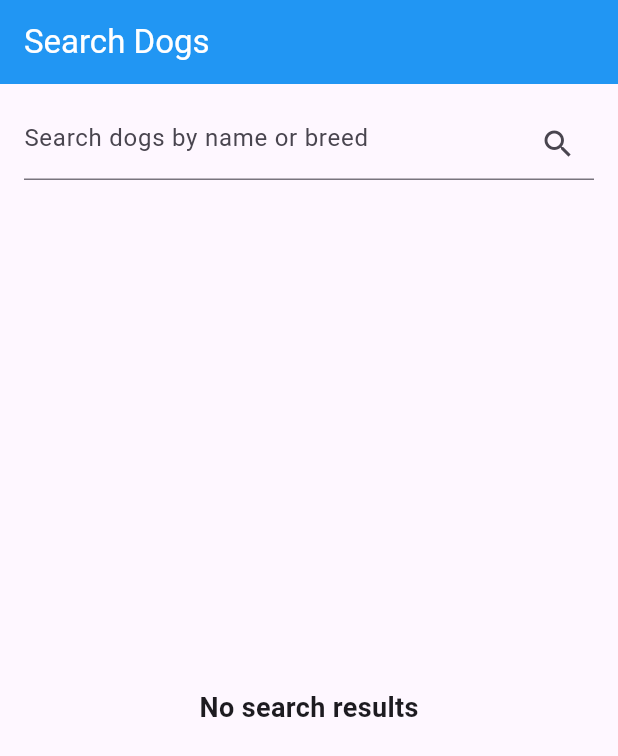
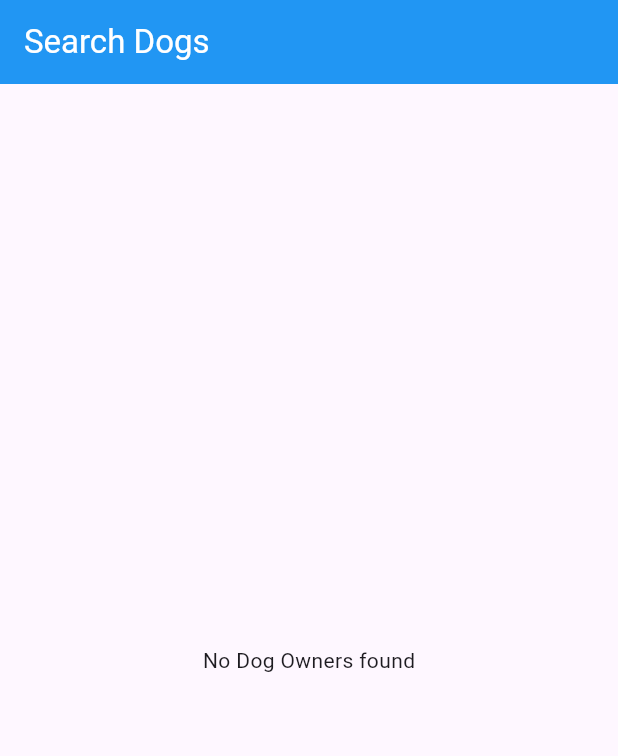
Before and after one commit to josephassaf999/Buddy, a Flutter app: the SearchScreen screen opened directly, on a phone screen of 412 x 824 dp. Shown: the top 756 px of the screen. Run offline on Flutter 3.47's test engine with Material 3 defaults, Android fonts, the phone set to English and light mode, and no system bars; our stand-ins replace cloud_firestore, firebase_auth, firebase_storage, google_nav_bar, image_picker; accounts and stored records are empty.

Commit message:
fixed search page for dog walker

```diff
--- a/lib/dog walker pages/search tab/DW_search_page.dart
+++ b/lib/dog walker pages/search tab/DW_search_page.dart
@@ -2,24 +2,26 @@ import 'package:flutter/material.dart';
 import 'package:cloud_firestore/cloud_firestore.dart';
 import '../info page/DW_info_page.dart';
 
-// Dog class
+// Dog model class
 class Dog {
   final String name;
-  final String location;
-  final String description;
-  final List<String> imageUrls;
-  final String phone_number;
   final String breed;
   final String age;
+  final List<String> imageUrls;
+  final String location;
+  final String phoneNumber;
+  final String description;
+  final String ownerId;
 
   Dog({
     required this.name,
-    required this.location,
-    required this.description,
-    required this.imageUrls,
-    required this.phone_number,
     required this.breed,
     required this.age,
+    required this.imageUrls,
+    required this.location,
+    required this.phoneNumber,
+    required this.description,
+    required this.ownerId,
   });
 }
 
@@ -32,101 +34,37 @@ class SearchScreen extends StatefulWidget {
 
 class _SearchScreenState extends State<SearchScreen> {
   TextEditingController _searchController = TextEditingController();
-
-  // Perform search for dogs in Firestore
-  void _performSearch(String query) {
-    // Clear previous search results
-    _searchResults.clear();
-
-    // Search Firestore for dogs
-    FirebaseFirestore.instance
-        .collection('Dogs') // Ensure it's the 'Dogs' collection
-        .where('name', isGreaterThanOrEqualTo: query)
-        .where('name', isLessThan: query + 'z')
-        .get()
-        .then((QuerySnapshot querySnapshot) {
-      setState(() {
-        _searchResults = querySnapshot.docs
-            .map((doc) => Dog(
-          name: doc['name'] as String,
-          location: doc['location'] as String,
-          description: doc['description'] as String,
-          imageUrls: List<String>.from(doc['imageUrls']),
-          phone_number: doc['phone_number'],
-          breed: doc['breed'],
-          age: doc['age'],
-        ))
-            .toList();
-      });
-    });
-  }
-
-  // Correct the type to List<Dog>
   List<Dog> _searchResults = [];
-
-  // Navigate to the InfoPage for the selected dog
-  void _navigateToInfoPage(BuildContext context, Dog dog) async {
-    List<String> imageUrls = await _getImageUrlsForItem(dog.name);
-
-    Navigator.push(
-      context,
-      MaterialPageRoute(
-        builder: (context) => InfoPage(
-          name: dog.name,
-          location: dog.location,
-          imageUrls: imageUrls,
-          breed: dog.breed,
-          age: dog.age,
-          phone_number: dog.phone_number,
-          description: dog.description, ownerId: '',
-        ),
-      ),
-    );
-  }
-
-  // Fetch additional image URLs for a specific dog
-  Future<List<String>> _getImageUrlsForItem(String itemName) async {
-    List<String> assetPaths = [];
-
-    try {
-      QuerySnapshot querySnapshot = await FirebaseFirestore.instance
-          .collection('Dogs') // Ensure it's the 'Dogs' collection
-          .where('name', isEqualTo: itemName)
-          .get();
-
-      querySnapshot.docs.forEach((doc) {
-        if (doc.exists) {
-          List<dynamic> urls = doc['imageUrls'];
-          assetPaths.addAll(urls.map((url) => "$url"));
-        }
-      });
-    } catch (error) {
-      print("Error fetching image URLs: $error");
-    }
-
-    return assetPaths;
-  }
 
   @override
   Widget build(BuildContext context) {
     return Scaffold(
       appBar: AppBar(
+        automaticallyImplyLeading: false,
         title: const Text(
-          'Search Dogs',  // Change the title to 'Search Dogs'
+          'Search Dogs',
           style: TextStyle(color: Colors.white),
         ),
-        backgroundColor: Colors.blue, // Set app bar color to black
-        automaticallyImplyLeading: false, // Remove the back arrow
+        backgroundColor: Colors.blue,
       ),
-      body: Container(
+      body: FutureBuilder(
+        future: FirebaseFirestore.instance.collection('Dog owner').get(),
+        builder: (BuildContext context, AsyncSnapshot<QuerySnapshot> snapshot) {
+          if (snapshot.connectionState == ConnectionState.waiting) {
+            return const Center(child: CircularProgressIndicator());
+          } else if (snapshot.hasError) {
+            return Center(child: Text('Error: ${snapshot.error}'));
+          } else {
+            if (snapshot.hasData && snapshot.data!.docs.isNotEmpty) {
+              return Column(
+                children: [
+                  // Search Bar
+                  Padding(
                     padding: const EdgeInsets.all(16.0),
-        child: Column(
-          crossAxisAlignment: CrossAxisAlignment.stretch,
-          children: [
-            TextField(
+                    child: TextField(
                       controller: _searchController,
                       decoration: InputDecoration(
-                hintText: 'Search dogs by name or breed',  // Change hint text
+                        hintText: 'Search dogs by name or breed',
                         suffixIcon: IconButton(
                           icon: const Icon(Icons.search),
                           onPressed: () {
@@ -140,7 +78,8 @@ class _SearchScreenState extends State<SearchScreen> {
                         _performSearch(query);
                       },
                     ),
-            const SizedBox(height: 16.0),
+                  ),
+                  // Search Results List
                   Expanded(
                     child: _searchResults.isNotEmpty
                         ? ListView.builder(
@@ -149,16 +88,27 @@ class _SearchScreenState extends State<SearchScreen> {
                         final dog = _searchResults[index];
                         return GestureDetector(
                           onTap: () {
-                      _navigateToInfoPage(context, dog);
+                            Navigator.push(
+                              context,
+                              MaterialPageRoute(
+                                builder: (context) => InfoPage(
+                                  name: dog.name,
+                                  breed: dog.breed,
+                                  age: dog.age,
+                                  imageUrls: dog.imageUrls,
+                                  location: dog.location,
+                                  phone_number: dog.phoneNumber,
+                                  description: dog.description,
+                                  ownerId: dog.ownerId,
+                                ),
+                              ),
+                            );
                           },
                           child: Card(
                             elevation: 3.0,
                             margin: const EdgeInsets.symmetric(vertical: 8.0),
                             child: ListTile(
-                        title: Text(
-                          dog.name,
-                          style: TextStyle(fontWeight: FontWeight.bold),
-                        ),
+                              title: Text(dog.name),
                               subtitle: Text(dog.location),
                               trailing: Icon(Icons.arrow_forward_ios),
                             ),
@@ -166,19 +116,69 @@ class _SearchScreenState extends State<SearchScreen> {
                         );
                       },
                     )
-                  : Center(
+                        : const Center(
                       child: Text(
-                  'No search results',  // Update the message to 'No search results'
-                  style: TextStyle(
-                    fontSize: 18.0,
-                    fontWeight: FontWeight.bold,
-                  ),
+                        'No search results',
+                        style: TextStyle(fontSize: 18.0, fontWeight: FontWeight.bold),
                       ),
                     ),
                   ),
                 ],
-        ),
+              );
+            } else {
+              return const Center(child: Text('No Dog Owners found'));
+            }
+          }
+        },
       ),
     );
   }
+  void _performSearch(String query) {
+    List<Dog> filteredDogs = [];
+
+    // Convert query to lowercase for case-insensitive search
+    query = query.toLowerCase();
+
+    // Fetch all Dog owner documents
+    FirebaseFirestore.instance.collection('Dog owner').get().then((ownersSnapshot) async {
+      List<Dog> allDogs = [];
+
+      // Loop through each dog owner
+      for (var ownerDoc in ownersSnapshot.docs) {
+        // Fetch dogs from each owner's 'dogs' subcollection
+        QuerySnapshot dogSnapshot = await ownerDoc.reference.collection('dogs').get();
+
+        // Loop through each dog and check if it matches the query
+        dogSnapshot.docs.forEach((doc) {
+          // Print document data for debugging
+          print("Dog data: ${doc.data()}");
+
+          String dogName = (doc['dog_name'] as String? ?? '').toLowerCase();
+          String dogBreed = (doc['breed'] as String? ?? '').toLowerCase();
+
+          // Check if either the name or breed matches the query
+          if (dogName.contains(query) || dogBreed.contains(query)) {
+            allDogs.add(Dog(
+              name: doc['dog_name'] ?? 'No Name',
+              breed: doc['breed'] ?? 'Unknown Breed',
+              age: doc['age']?.toString() ?? 'Unknown Age',
+              imageUrls: List<String>.from(doc['images'] ?? []),
+              location: doc['location'] ?? 'Unknown Location',
+              phoneNumber: doc['phone_number'] ?? '',
+              description: doc['description'] ?? 'No Description',
+              ownerId: ownerDoc.id,
+            ));
           }
+        });
+      }
+
+      // Update the search results
+      setState(() {
+        _searchResults = allDogs;
+      });
+    }).catchError((e) {
+      print('Error fetching dogs: $e');
+    });
+  }
+
+}
```
Lines whose indentation alone changed are shown as unchanged.
